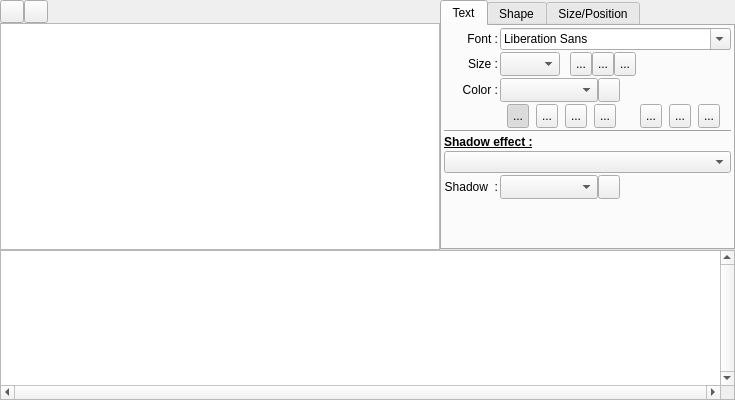
Before: the Qt Designer form wgt_QCompositionWidget.ui in boenki/ffdiaporama, drawn with Qt 5.
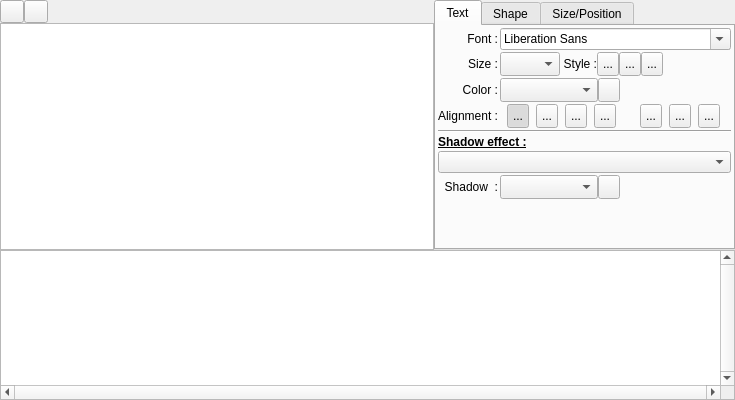
After: the same form once the commit is applied. The open tabs and pages were chosen to show the change. Icons and pictures are not drawn. Custom widgets are drawn as their Qt base class.

Diff of the .ui file:
```diff
--- a/wgt_QCompositionWidget.ui
+++ b/wgt_QCompositionWidget.ui
@@ -197,19 +197,16 @@
                <item>
                 <widget class="QLabel" name="label_11">
                  <property name="sizePolicy">
-                  <sizepolicy hsizetype="Fixed" vsizetype="Preferred">
+                  <sizepolicy hsizetype="Preferred" vsizetype="Preferred">
                    <horstretch>0</horstretch>
                    <verstretch>0</verstretch>
                   </sizepolicy>
                  </property>
-                 <property name="minimumSize">
-                  <size>
-                   <width>10</width>
-                   <height>0</height>
-                  </size>
-                 </property>
                  <property name="text">
-                  <string notr="true"/>
+                  <string> Style :</string>
+                 </property>
+                 <property name="alignment">
+                  <set>Qt::AlignRight|Qt::AlignTrailing|Qt::AlignVCenter</set>
                  </property>
                 </widget>
                </item>
@@ -305,6 +302,12 @@
                </item>
                <item>
                 <widget class="QLabel" name="spacer">
+                 <property name="sizePolicy">
+                  <sizepolicy hsizetype="Expanding" vsizetype="Preferred">
+                   <horstretch>0</horstretch>
+                   <verstretch>0</verstretch>
+                  </sizepolicy>
+                 </property>
                  <property name="text">
                   <string notr="true"/>
                  </property>
@@ -806,6 +809,16 @@
                </property>
               </widget>
              </item>
+             <item row="3" column="0">
+              <widget class="QLabel" name="label_7">
+               <property name="text">
+                <string>Alignment :</string>
+               </property>
+               <property name="alignment">
+                <set>Qt::AlignRight|Qt::AlignTrailing|Qt::AlignVCenter</set>
+               </property>
+              </widget>
+             </item>
             </layout>
            </item>
            <item row="13" column="0">
```
Left out of the diff: 4 changed lines with no effect on the pictures.
